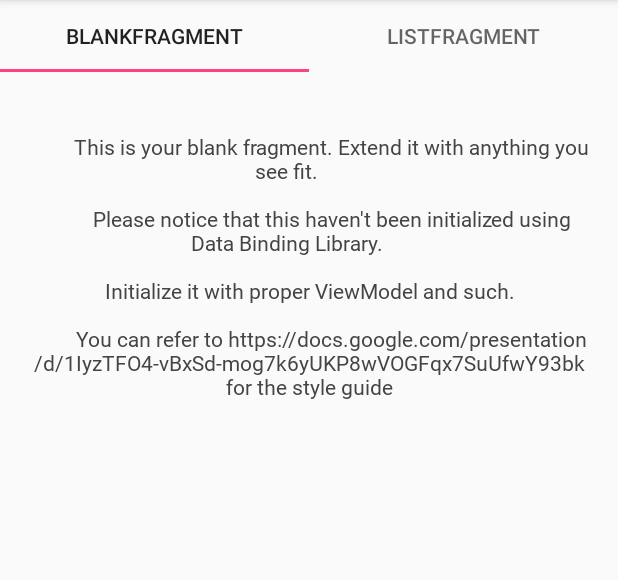
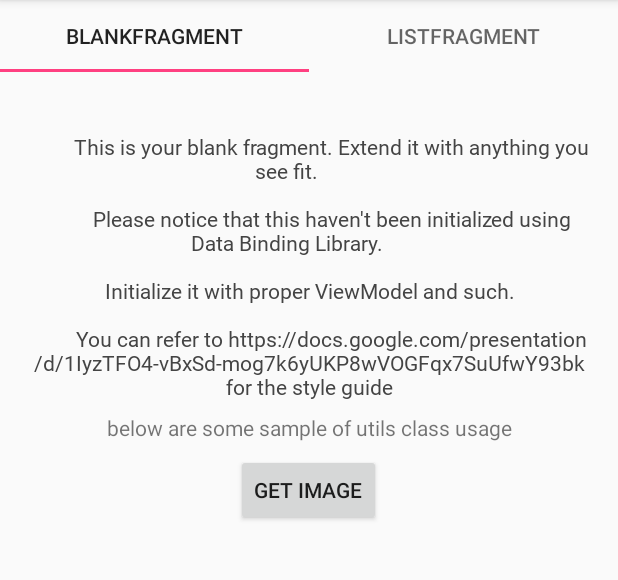
Before and after one commit to flipboxstudio/mvvm-starter, an Android app: the BlankFragment screen opened directly, with no data from a screen before it, on a phone screen of 412 x 824 dp, the part 84-664 px from its top. Run offline under Robolectric (Android 15) with nearby library versions, the phone set to English and light mode, and no system bars; our stand-ins replace EventBus.

Commit message:
[update] utils classes & examples

```diff
--- a/app/src/main/java/id/co/flipbox/mvvmstarter/views/activities/AuthActivity.java
+++ b/app/src/main/java/id/co/flipbox/mvvmstarter/views/activities/AuthActivity.java
@@ -26,7 +26,7 @@ public class AuthActivity extends AppCompatActivity implements LoginFragment.OnL
 
         // init first fragment
         ft = fm.beginTransaction();
-        ft.add(R.id.fragment_container, loginFragment);
+        ft.add(R.id.fl_fragment_container, loginFragment);
         ft.commit();
 
     }
@@ -57,14 +57,14 @@ public class AuthActivity extends AppCompatActivity implements LoginFragment.OnL
         fm.popBackStack(null, FragmentManager.POP_BACK_STACK_INCLUSIVE);
 
         ft = fm.beginTransaction();
-        ft.replace(R.id.fragment_container, loginFragment);
+        ft.replace(R.id.fl_fragment_container, loginFragment);
         ft.commit();
     }
 
     public void showForgotPassword ()
     {
         ft = fm.beginTransaction();
-        ft.replace(R.id.fragment_container, forgotPasswordFragment);
+        ft.replace(R.id.fl_fragment_container, forgotPasswordFragment);
         ft.addToBackStack("");
         ft.commit();
     }
--- a/app/src/main/java/id/co/flipbox/mvvmstarter/views/activities/ViewPagerActivity.java
+++ b/app/src/main/java/id/co/flipbox/mvvmstarter/views/activities/ViewPagerActivity.java
@@ -40,4 +40,5 @@ public class ViewPagerActivity extends AppCompatActivity
         mTabLayout.setupWithViewPager(mViewPager);
     }
 
+
 }
--- a/app/src/main/java/id/co/flipbox/mvvmstarter/views/fragments/BlankFragment.java
+++ b/app/src/main/java/id/co/flipbox/mvvmstarter/views/fragments/BlankFragment.java
@@ -1,12 +1,16 @@
 package id.co.flipbox.mvvmstarter.views.fragments;
 
+import android.app.Activity;
+import android.content.Intent;
 import android.os.Bundle;
 import android.support.annotation.Nullable;
 import android.view.LayoutInflater;
 import android.view.View;
 import android.view.ViewGroup;
+import android.widget.Toast;
 
 import id.co.flipbox.mvvmstarter.R;
+import id.co.flipbox.mvvmstarter.utils.CameraUtils;
 
 /**
  * Created by bukhoriaqid on 11/27/16.
@@ -14,6 +18,8 @@ import id.co.flipbox.mvvmstarter.R;
 
 public class BlankFragment extends BaseFragment
 {
+    View mRootView;
+
     public BlankFragment ()
     {
         setArguments(new Bundle());
@@ -24,7 +30,10 @@ public class BlankFragment extends BaseFragment
     public View onCreateView (LayoutInflater inflater, @Nullable ViewGroup container,
                               @Nullable Bundle savedInstanceState)
     {
-        return inflater.inflate(R.layout.fragment_blank, container, false);
+        mRootView = inflater.inflate(R.layout.fragment_blank, container, false);
+        initUI();
+        initEvent();
+        return mRootView;
     }
 
     @Override
@@ -36,6 +45,36 @@ public class BlankFragment extends BaseFragment
     @Override
     void initEvent ()
     {
+        mRootView.findViewById(R.id.btn_get_image).setOnClickListener(new View.OnClickListener()
+        {
+            @Override
+            public void onClick (View v)
+            {
+                Intent chooserIntent = CameraUtils.getImageFromGalleryCamera(v.getContext());
+                // set unique number for image calling
+                startActivityForResult(chooserIntent, 999);
+            }
+        });
+    }
 
+    @Override
+    public void onActivityResult (int requestCode, int resultCode, Intent data)
+    {
+        //super.onActivityResult(requestCode, resultCode, data);
+        if (resultCode == Activity.RESULT_OK)
+        {
+            if (requestCode == 999)
+            {
+                try
+                {
+                    //use imageUri as you see fit. load into imageView or upload to server using InputStream
+                    Toast.makeText(getContext(), CameraUtils.getImageUri(data).toString(), Toast.LENGTH_SHORT).show();
+                }
+                catch (Exception e)
+                {
+                    e.printStackTrace();
+                }
+            }
+        }
     }
 }
--- a/app/src/main/res/layout/activity_auth.xml
+++ b/app/src/main/res/layout/activity_auth.xml
@@ -8,7 +8,7 @@
                 android:paddingTop="10dp">
 
     <FrameLayout
-        android:id="@+id/fragment_container"
+        android:id="@+id/fl_fragment_container"
         android:layout_width="match_parent"
         android:layout_height="match_parent"/>
 
--- a/app/src/main/res/layout/fragment_blank.xml
+++ b/app/src/main/res/layout/fragment_blank.xml
@@ -5,7 +5,6 @@
               android:orientation="vertical">
 
     <id.co.flipbox.mvvmstarter.views.customviews.CustomTextView
-        android:id="@+id/forgot_instruction"
         style="@style/TextViewParagraph"
         android:layout_width="wrap_content"
         android:layout_height="wrap_content"
@@ -24,4 +23,19 @@
         android:textAlignment="center"
         />
 
+    <id.co.flipbox.mvvmstarter.views.customviews.CustomTextView
+        android:layout_width="match_parent"
+        android:layout_height="wrap_content"
+        android:layout_gravity="center"
+        android:gravity="center"
+        android:padding="@dimen/space_extra_small"
+        android:text="below are some sample of utils class usage"/>
+
+    <Button
+        android:id="@+id/btn_get_image"
+        android:layout_width="wrap_content"
+        android:layout_height="wrap_content"
+        android:layout_gravity="center"
+        android:text="GET IMAGE"/>
+
 </LinearLayout>
```
Also changed, not shown: app/src/main/java/id/co/flipbox/mvvmstarter/utils/CalendarUtils.java (added, +32 -0 lines), app/src/main/java/id/co/flipbox/mvvmstarter/utils/CameraUtils.java (added, +79 -0 lines), app/src/main/java/id/co/flipbox/mvvmstarter/views/fragments/ForgotPasswordFragment.java (+6 -6 lines), app/src/main/java/id/co/flipbox/mvvmstarter/views/fragments/LoginFragment.java (+9 -9 lines), app/src/main/res/layout/fragment_forgot_password.xml (+4 -4 lines), app/src/main/res/layout/fragment_login.xml (+9 -9 lines).
